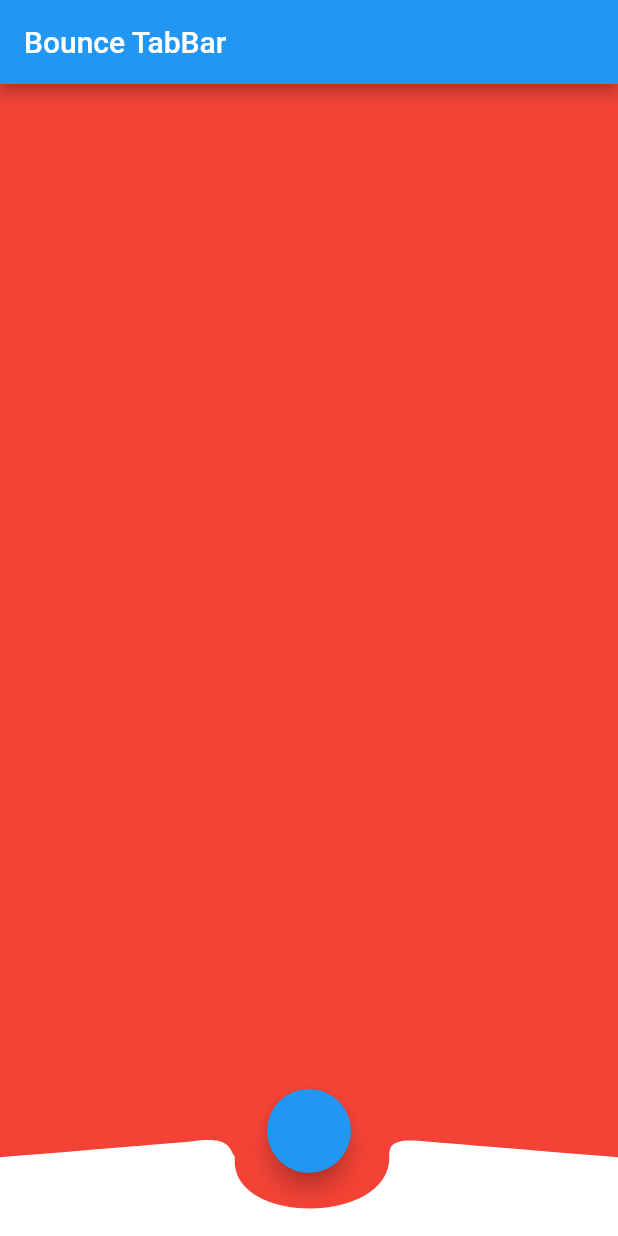
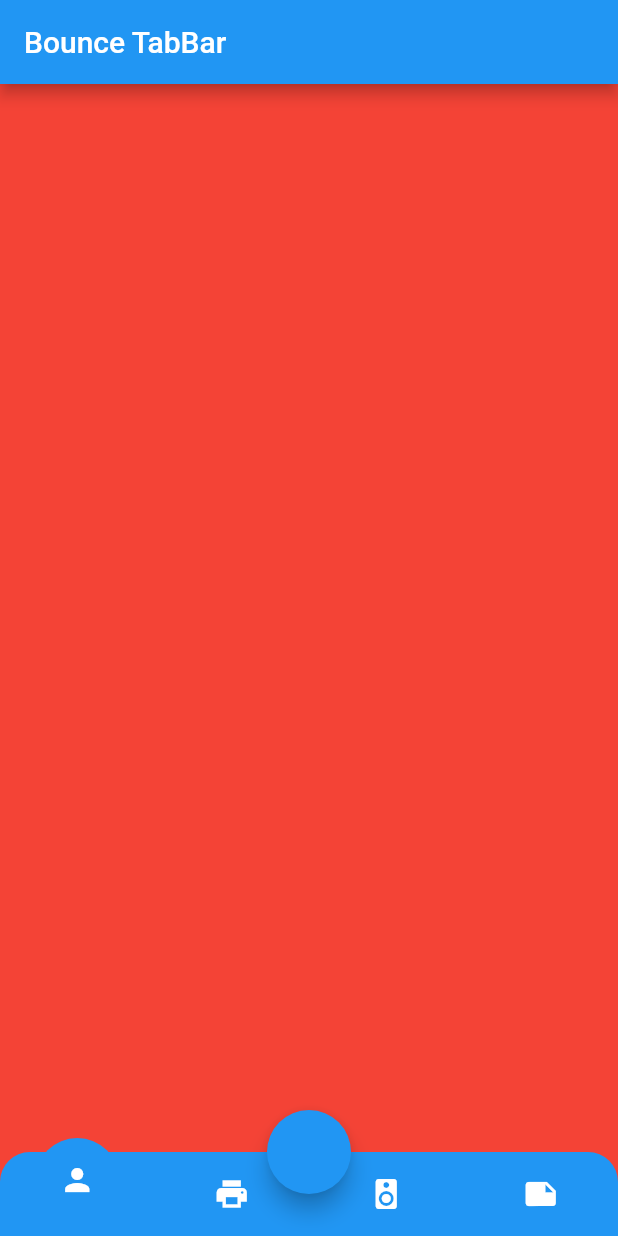
Before and after one commit to deus-magna/bouncing_navbar, a Flutter app: the screen it shows after launch, on a phone screen of 412 x 824 dp. Run offline on Flutter 3.47's test engine with Material 2 defaults, Android fonts, the phone set to English and light mode, and no system bars.

Commit message:
Cambie una parte para hacer pruebas :D

```diff
--- a/lib/main_bounce_tab_bar.dart
+++ b/lib/main_bounce_tab_bar.dart
@@ -34,25 +34,25 @@ class _MainBounceTabBarState extends State<MainBounceTabBar> {
       ),
       floatingActionButton: FloatingActionButton(onPressed: null),
       floatingActionButtonLocation: FloatingActionButtonLocation.centerDocked,
-      bottomNavigationBar: TestingAppBar(),
-      // bottomNavigationBar: BounceTabTar(
-      //   backgroundColor: Colors.blue,
-      //   onTabChanged: (value) {
-      //     print(value);
-      //     setState(() {
-      //       _currentIndex = value;
-      //     });
-      //   },
-      //   items: [
-      //     Icon(
-      //       Icons.person,
-      //       color: Colors.white,
-      //     ),
-      //     Icon(Icons.print, color: Colors.white),
-      //     Icon(Icons.speaker, color: Colors.white),
-      //     Icon(Icons.note, color: Colors.white),
-      //   ],
-      // ),
+      // bottomNavigationBar: TestingAppBar(),
+      bottomNavigationBar: BounceTabTar(
+        backgroundColor: Colors.blue,
+        onTabChanged: (value) {
+          print(value);
+          setState(() {
+            _currentIndex = value;
+          });
+        },
+        items: [
+          Icon(
+            Icons.person,
+            color: Colors.white,
+          ),
+          Icon(Icons.print, color: Colors.white),
+          Icon(Icons.speaker, color: Colors.white),
+          Icon(Icons.note, color: Colors.white),
+        ],
+      ),
     );
   }
 }
@@ -63,7 +63,7 @@ class TestingAppBar extends StatelessWidget {
   @override
   Widget build(BuildContext context) {
     return SafeArea(
-          child: Container(
+      child: Container(
         child: CustomPaint(
           size: Size(double.infinity, 70),
           painter: RPSCustomPainter(),
```
Also changed, not shown: pubspec.lock, 1 other file.
